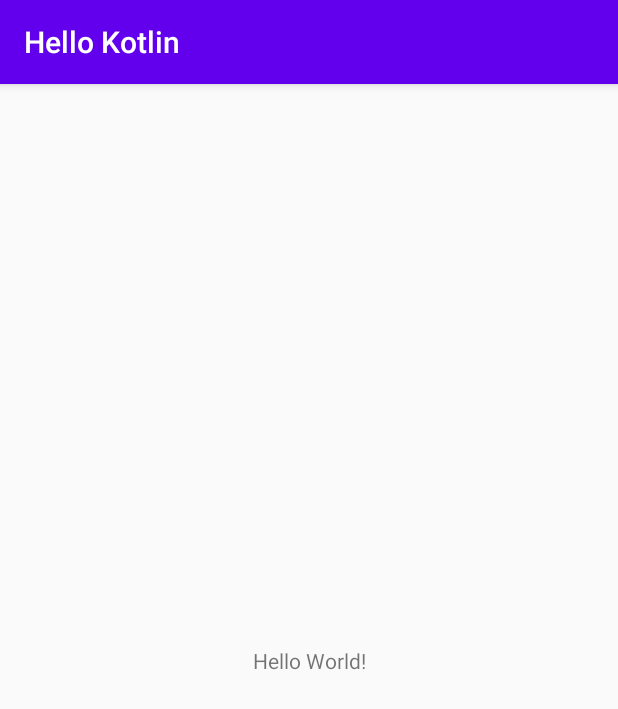
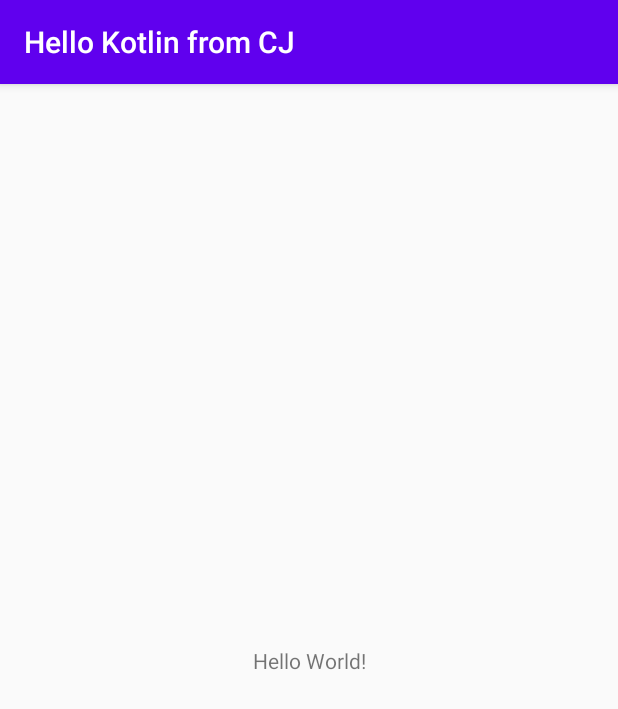
Before and after one commit to cheejen93/HelloKotlin, an Android app: the screen it shows after launch (MainActivity), on a phone screen of 412 x 824 dp. Shown: the top 709 px of the screen. Run offline under Robolectric (Android 15) with nearby library versions, the phone set to English and light mode, and no system bars.

Commit message:
change activity title and color

```diff
--- a/app/src/main/res/values/colors.xml
+++ b/app/src/main/res/values/colors.xml
@@ -1,6 +1,6 @@
 <?xml version="1.0" encoding="utf-8"?>
 <resources>
-    <color name="colorPrimary">#6200EE</color>
+    <color name="colorPrimary">#6000EE</color>
     <color name="colorPrimaryDark">#3700B3</color>
     <color name="colorAccent">#03DAC5</color>
 </resources>
--- a/app/src/main/res/values/strings.xml
+++ b/app/src/main/res/values/strings.xml
@@ -1,3 +1,3 @@
 <resources>
-    <string name="app_name">Hello Kotlin</string>
+    <string name="app_name">Hello Kotlin from CJ</string>
 </resources>
```
